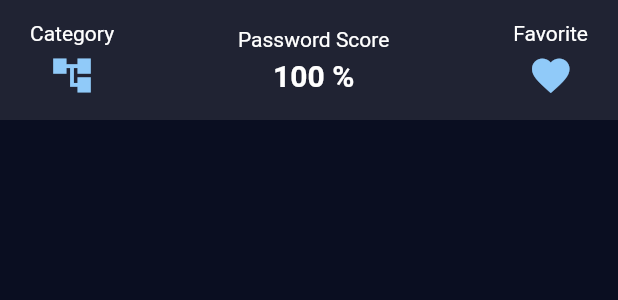
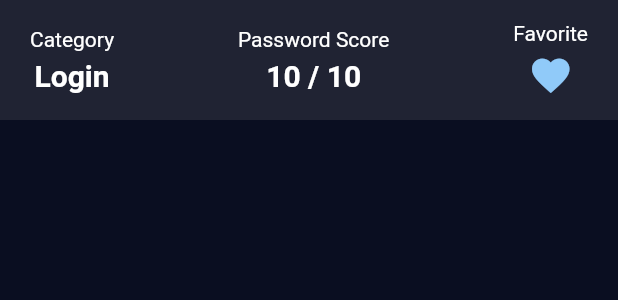
Before and after one commit to singhsaubhik/cryptokeep, a Flutter app: the TopSecondPanel widget shown alone on an empty page, opened directly, on a phone screen of 412 x 824 dp. Shown: the top 300 px of the screen. Run offline on Flutter 3.47's test engine with Material 2 defaults, Android fonts, the phone set to English and light mode, and no system bars; our stand-ins replace get, hive, local_auth, sqflite; missing offline and left inert: encrypt; accounts and stored records are empty.

Commit message:
fixes icon theme in login details

```diff
--- a/lib/screens/login_details.dart
+++ b/lib/screens/login_details.dart
@@ -20,7 +20,10 @@ class LoginDetails extends GetView<LoginDetailsController> {
           onPressed: () {
             Navigator.pushNamed(context, "/update", arguments: _login);
           },
-          child: Icon(Icons.edit),
+          child: Icon(
+            Icons.edit,
+            color: kIconColor,
+          ),
         ),
         body: Column(
           children: [
@@ -162,16 +165,18 @@ class TopSecondPanel extends StatelessWidget {
         children: [
           BuildIconWithText(
             "Category",
-            Icon(
-              Icons.account_tree_sharp,
-              color: Theme.of(context).accentColor,
-              size: 30,
+            Text(
+              "Login",
+              style: TextStyle(
+                fontWeight: FontWeight.w700,
+                fontSize: 20,
+              ),
             ),
           ),
           BuildIconWithText(
             "Password Score",
             Text(
-              "100 %",
+              "10 / 10",
               style: TextStyle(
                 fontWeight: FontWeight.w700,
                 fontSize: 20,
```
